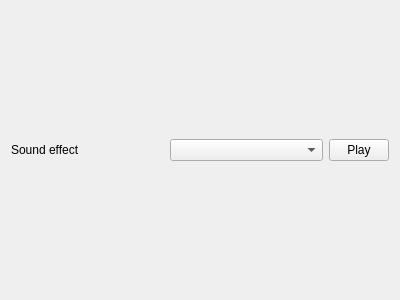
Above: gui-tool/ui/actiontab_sound.ui from headshot2017/smbzg-charloader before the change. Below: the same form after it.
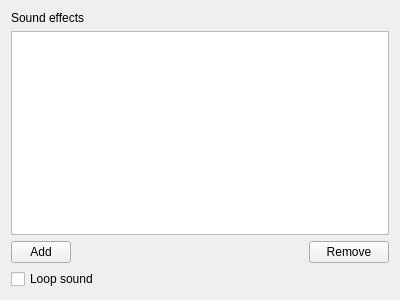
That is the form after the change.

Commit message: gui tool: new SoundAction class changes

```diff
--- a/gui-tool/ui/actiontab_sound.ui
+++ b/gui-tool/ui/actiontab_sound.ui
@@ -13,7 +13,7 @@
   <property name="windowTitle">
    <string>Form</string>
   </property>
-  <layout class="QHBoxLayout" name="horizontalLayout">
+  <layout class="QVBoxLayout" name="verticalLayout">
    <item>
     <widget class="QLabel" name="label">
      <property name="sizePolicy">
@@ -23,15 +23,21 @@
       </sizepolicy>
      </property>
      <property name="text">
-      <string>Sound effect</string>
+      <string>Sound effects</string>
      </property>
     </widget>
    </item>
    <item>
-    <widget class="QComboBox" name="combobox_soundlist"/>
+    <widget class="QListWidget" name="list_sounds">
+     <property name="toolTip">
+      <string>&lt;html&gt;&lt;head/&gt;&lt;body&gt;&lt;p&gt;The animation will play one of the sound effects added to this list randomly.&lt;/p&gt;&lt;/body&gt;&lt;/html&gt;</string>
+     </property>
+    </widget>
    </item>
    <item>
-    <widget class="QPushButton" name="btn_play">
+    <layout class="QHBoxLayout" name="horizontalLayout">
+     <item alignment="Qt::AlignLeft">
+      <widget class="QPushButton" name="btn_add">
      <property name="sizePolicy">
       <sizepolicy hsizetype="Fixed" vsizetype="Fixed">
        <horstretch>0</horstretch>
@@ -45,7 +51,29 @@
       </size>
      </property>
      <property name="text">
-      <string>Play</string>
+        <string>Add</string>
+       </property>
+      </widget>
+     </item>
+     <item alignment="Qt::AlignRight">
+      <widget class="QPushButton" name="btn_remove">
+       <property name="sizePolicy">
+        <sizepolicy hsizetype="Fixed" vsizetype="Fixed">
+         <horstretch>0</horstretch>
+         <verstretch>0</verstretch>
+        </sizepolicy>
+       </property>
+       <property name="text">
+        <string>Remove</string>
+       </property>
+      </widget>
+     </item>
+    </layout>
+   </item>
+   <item>
+    <widget class="QCheckBox" name="checkbox_loop">
+     <property name="text">
+      <string>Loop sound</string>
      </property>
     </widget>
    </item>
```
Lines whose indentation alone changed are shown as unchanged. The commit also changes 4 other files.
